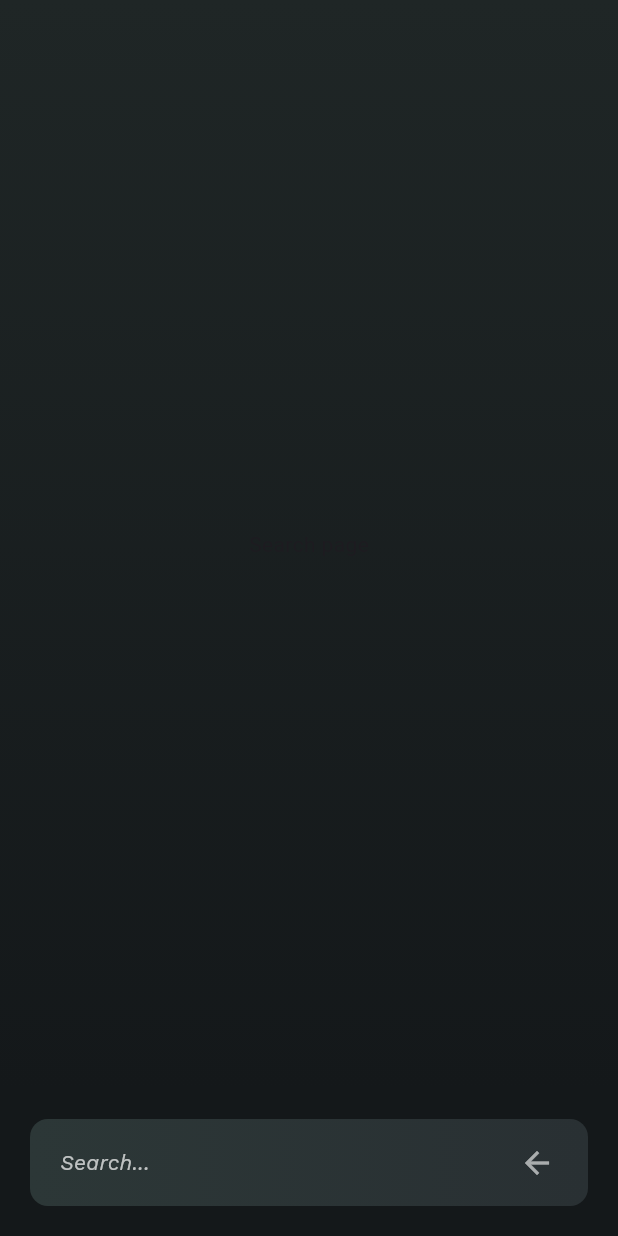
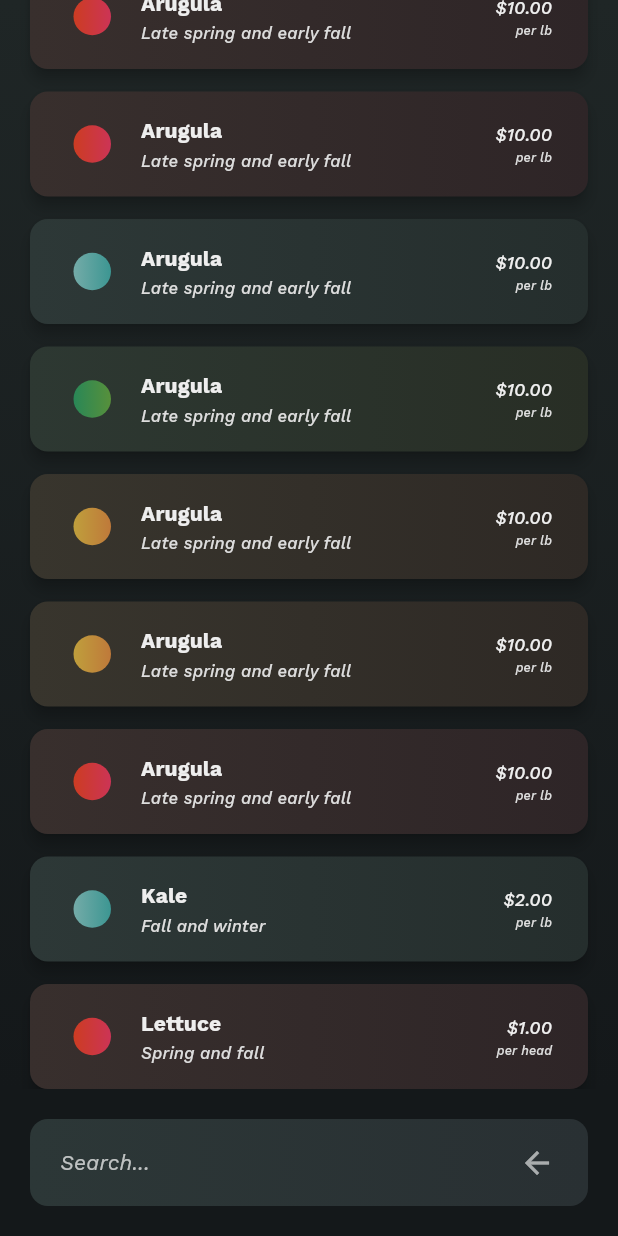
Before and after one commit to 3enedict/limelight, a Flutter app: the screen it shows after launch, scrolled down 576 dp, after a tap on the "search" icon, on a phone screen of 412 x 824 dp. Run offline on Flutter 3.47's test engine with Material 2 defaults, Android fonts, the phone set to English and light mode, and no system bars; our stand-ins replace fluttericon, google_fonts, shared_preferences; statements that could not run were skipped.

Commit message:
Added suggestions to search page

```diff
--- a/lib/gradients.dart
+++ b/lib/gradients.dart
@@ -62,3 +62,18 @@ Color toBackgroundColor(Color color, double value, double saturation) {
 
   return hsvColor.toColor();
 }
+
+List<Color> toTonedDownGradient(List<Color> gradient) {
+  return [
+    toTonedDownColor(gradient[0]),
+    toTonedDownColor(gradient[1]),
+  ];
+}
+
+Color toTonedDownColor(Color color) {
+  var hsvColor = HSVColor.fromColor(color);
+  var value = hsvColor.value - 0.2;
+  hsvColor = hsvColor.withValue(value);
+
+  return hsvColor.toColor();
+}
--- a/lib/pages/ingredients_search_page.dart
+++ b/lib/pages/ingredients_search_page.dart
@@ -20,6 +20,139 @@ class SearchPage extends StatelessWidget {
       name: 'Kale',
       season: 'Fall and winter',
       price: '\$2.00',
+      unit: 'per lb',
+      gradient: fishGradient,
+    ),
+    IngredientData(
+      name: 'Arugula',
+      season: 'Late spring and early fall',
+      price: '\$10.00',
+      unit: 'per lb',
+      gradient: meatGradient,
+    ),
+    IngredientData(
+      name: 'Arugula',
+      season: 'Late spring and early fall',
+      price: '\$10.00',
+      unit: 'per lb',
+      gradient: vegetablesGradient,
+    ),
+    IngredientData(
+      name: 'Arugula',
+      season: 'Late spring and early fall',
+      price: '\$10.00',
+      unit: 'per lb',
+      gradient: vegetablesGradient,
+    ),
+    IngredientData(
+      name: 'Arugula',
+      season: 'Late spring and early fall',
+      price: '\$10.00',
+      unit: 'per lb',
+      gradient: leafyGreensGradient,
+    ),
+    IngredientData(
+      name: 'Arugula',
+      season: 'Late spring and early fall',
+      price: '\$10.00',
+      unit: 'per lb',
+      gradient: fishGradient,
+    ),
+    IngredientData(
+      name: 'Arugula',
+      season: 'Late spring and early fall',
+      price: '\$10.00',
+      unit: 'per lb',
+      gradient: meatGradient,
+    ),
+    IngredientData(
+      name: 'Arugula',
+      season: 'Late spring and early fall',
+      price: '\$10.00',
+      unit: 'per lb',
+      gradient: meatGradient,
+    ),
+    IngredientData(
+      name: 'Arugula',
+      season: 'Late spring and early fall',
+      price: '\$10.00',
+      unit: 'per lb',
+      gradient: meatGradient,
+    ),
+    IngredientData(
+      name: 'Arugula',
+      season: 'Late spring and early fall',
+      price: '\$10.00',
+      unit: 'per lb',
+      gradient: meatGradient,
+    ),
+    IngredientData(
+      name: 'Arugula',
+      season: 'Late spring and early fall',
+      price: '\$10.00',
+      unit: 'per lb',
+      gradient: meatGradient,
+    ),
+    IngredientData(
+      name: 'Arugula',
+      season: 'Late spring and early fall',
+      price: '\$10.00',
+      unit: 'per lb',
+      gradient: meatGradient,
+    ),
+    IngredientData(
+      name: 'Arugula',
+      season: 'Late spring and early fall',
+      price: '\$10.00',
+      unit: 'per lb',
+      gradient: meatGradient,
+    ),
+    IngredientData(
+      name: 'Arugula',
+      season: 'Late spring and early fall',
+      price: '\$10.00',
+      unit: 'per lb',
+      gradient: meatGradient,
+    ),
+    IngredientData(
+      name: 'Arugula',
+      season: 'Late spring and early fall',
+      price: '\$10.00',
+      unit: 'per lb',
+      gradient: meatGradient,
+    ),
+    IngredientData(
+      name: 'Arugula',
+      season: 'Late spring and early fall',
+      price: '\$10.00',
+      unit: 'per lb',
+      gradient: meatGradient,
+    ),
+    IngredientData(
+      name: 'Arugula',
+      season: 'Late spring and early fall',
+      price: '\$10.00',
+      unit: 'per lb',
+      gradient: meatGradient,
+    ),
+    IngredientData(
+      name: 'Arugula',
+      season: 'Late spring and early fall',
+      price: '\$10.00',
+      unit: 'per lb',
+      gradient: meatGradient,
+    ),
+    IngredientData(
+      name: 'Arugula',
+      season: 'Late spring and early fall',
+      price: '\$10.00',
+      unit: 'per lb',
+      gradient: meatGradient,
+    ),
+    IngredientData(
+      name: 'Arugula',
+      season: 'Late spring and early fall',
+      price: '\$10.00',
       unit: 'per lb',
       gradient: meatGradient,
     ),
@@ -74,8 +207,12 @@ class SearchPage extends StatelessWidget {
                   end: Alignment.bottomCenter,
                 ),
               ),
-              child: const Center(
-                child: Text("Search page"),
+              child: ListView.builder(
+                reverse: true,
+                itemCount: ingredients.length,
+                itemBuilder: (BuildContext context, int index) {
+                  return ingredients[index].toButtonItem();
+                },
               ),
             ),
           ),
--- a/lib/widgets/data/ingredient.dart
+++ b/lib/widgets/data/ingredient.dart
@@ -25,7 +25,7 @@ class IngredientData implements Comparable<IngredientData> {
       subTitle: season,
       info: price,
       subInfo: unit,
-      accentGradient: gradient,
+      accentGradient: toTonedDownGradient(gradient),
       backgroundGradient: toSurfaceGradient(gradient),
       onPressed: onPressed,
     );
@@ -37,7 +37,7 @@ class IngredientData implements Comparable<IngredientData> {
       subTitle: season,
       info: price,
       subInfo: unit,
-      accentGradient: gradient,
+      accentGradient: toTonedDownGradient(gradient),
       backgroundGradient: toSurfaceGradient(gradient),
     );
   }
```
